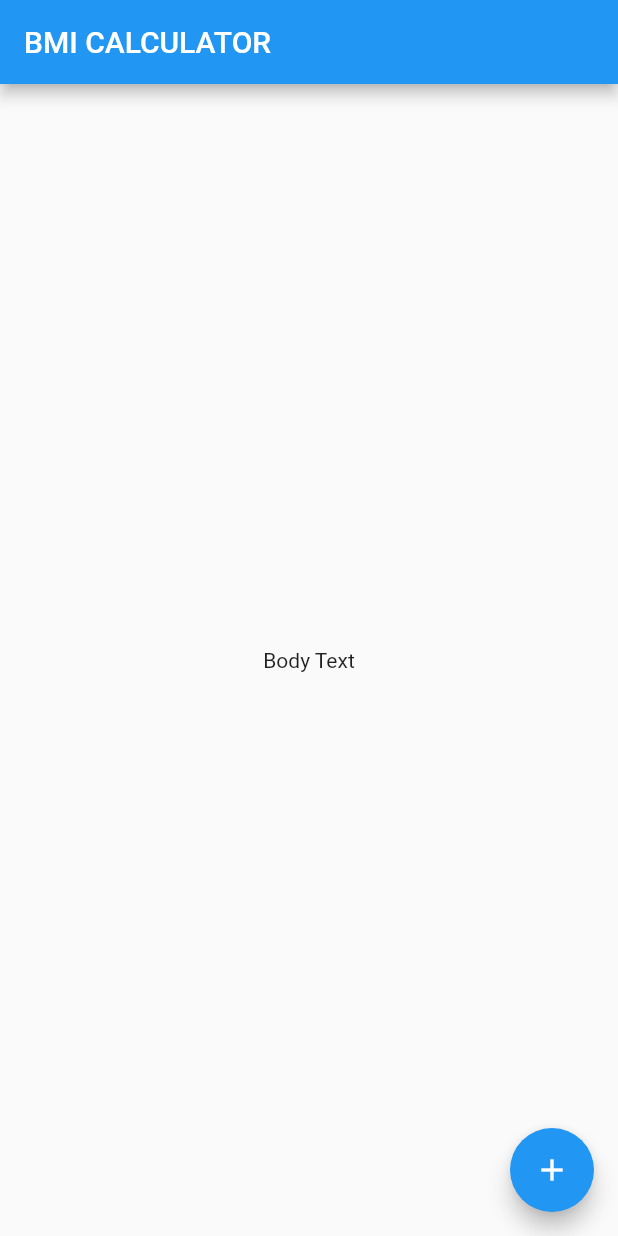
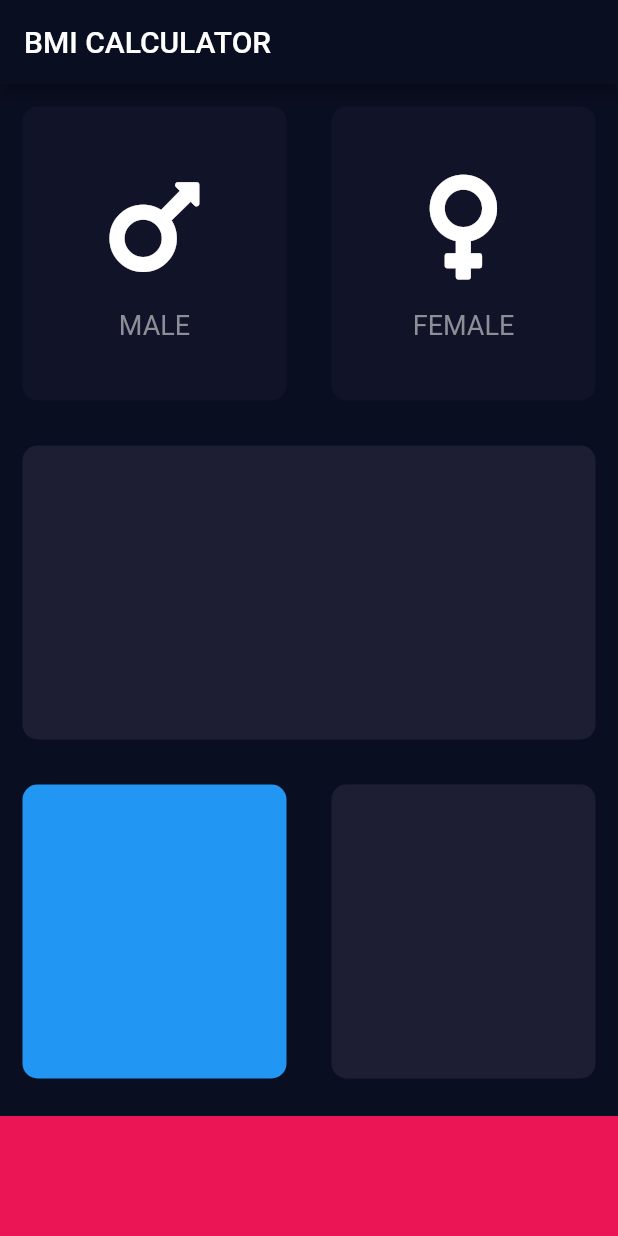
Before and after one commit to bengHak/flutter_tutorials, a Flutter app: the screen it shows after launch, on a phone screen of 412 x 824 dp. Run offline on Flutter 3.47's test engine with Material 2 defaults, Android fonts, the phone set to English and light mode, and no system bars; our stand-ins replace audioplayers, font_awesome_flutter, rflutter_alert.

Commit message:
theme, extract widgets, immutable, enum

```diff
--- /dev/null
+++ b/bmi-calculator-flutter-master/lib/icon_content.dart
@@ -0,0 +1,33 @@
+import 'package:flutter/material.dart';
+
+const labelTextStyle = TextStyle(
+  fontSize: 18.0,
+  color: Color(0xFF8D8E98),
+);
+
+class IconContent extends StatelessWidget {
+  IconContent({this.icon, this.label});
+
+  final IconData icon;
+  final String label;
+
+  @override
+  Widget build(BuildContext context) {
+    return Column(
+      mainAxisAlignment: MainAxisAlignment.center,
+      children: <Widget>[
+        Icon(
+          icon,
+          size: 80.0,
+        ),
+        SizedBox(
+          height: 15.0,
+        ),
+        Text(
+          label,
+          style: labelTextStyle,
+        )
+      ],
+    );
+  }
+}
--- /dev/null
+++ b/bmi-calculator-flutter-master/lib/input_page.dart
@@ -0,0 +1,122 @@
+import 'package:flutter/material.dart';
+import 'package:font_awesome_flutter/font_awesome_flutter.dart';
+import 'icon_content.dart';
+import 'reusable_card.dart';
+
+const bottomContainerHeight = 80.0;
+const activeCardColour = Color(0xFF1D1E33);
+const inactiveCardColour = Color(0xFF111328);
+const bottomContainerColour = Color(0xFFEB1555);
+
+enum Gender { male, female }
+
+class InputPage extends StatefulWidget {
+  @override
+  _InputPageState createState() => _InputPageState();
+}
+
+class _InputPageState extends State<InputPage> {
+  Color maleCardColour = inactiveCardColour;
+  Color femaleCardColour = inactiveCardColour;
+
+  // 1 = male, 2 = female
+  void updateColour(Gender selectedGender) {
+    // male card pressed
+    if (selectedGender == Gender.male) {
+      if (maleCardColour == inactiveCardColour) {
+        maleCardColour = activeCardColour;
+        femaleCardColour = inactiveCardColour;
+      } else {
+        maleCardColour = inactiveCardColour;
+      }
+    }
+    // female card pressed
+    if (selectedGender == Gender.female) {
+      if (femaleCardColour == inactiveCardColour) {
+        femaleCardColour = activeCardColour;
+        maleCardColour = inactiveCardColour;
+      } else {
+        femaleCardColour = inactiveCardColour;
+      }
+    }
+  }
+
+  @override
+  Widget build(BuildContext context) {
+    return Scaffold(
+        appBar: AppBar(
+          title: Text('BMI CALCULATOR'),
+        ),
+        body: Column(
+          children: <Widget>[
+            Expanded(
+              child: Row(
+                children: <Widget>[
+                  Expanded(
+                    child: GestureDetector(
+                      onTap: () {
+                        setState(() {
+                          updateColour(Gender.male);
+                        });
+                      },
+                      child: ReusableCard(
+                        colour: maleCardColour,
+                        cardChild: IconContent(
+                          icon: FontAwesomeIcons.mars,
+                          label: 'MALE',
+                        ),
+                      ),
+                    ),
+                  ),
+                  Expanded(
+                    child: GestureDetector(
+                      onTap: () {
+                        setState(() {
+                          updateColour(Gender.female);
+                        });
+                      },
+                      child: ReusableCard(
+                        colour: femaleCardColour,
+                        cardChild: IconContent(
+                          icon: FontAwesomeIcons.venus,
+                          label: 'FEMALE',
+                        ),
+                      ),
+                    ),
+                  ),
+                ],
+              ),
+            ),
+            Expanded(
+              child: ReusableCard(
+                colour: activeCardColour,
+              ),
+            ),
+            Expanded(
+              child: Row(
+                children: <Widget>[
+                  Expanded(
+                    child: ReusableCard(
+                      colour: Colors.blue,
+                    ),
+                  ),
+                  Expanded(
+                    child: ReusableCard(
+                      colour: activeCardColour,
+                    ),
+                  ),
+                ],
+              ),
+            ),
+            Container(
+              color: bottomContainerColour,
+              margin: EdgeInsets.only(
+                top: 10.0,
+              ),
+              width: double.infinity,
+              height: bottomContainerHeight,
+            )
+          ],
+        ));
+  }
+}
--- a/bmi-calculator-flutter-master/lib/main.dart
+++ b/bmi-calculator-flutter-master/lib/main.dart
@@ -1,4 +1,5 @@
 import 'package:flutter/material.dart';
+import 'input_page.dart';
 
 void main() => runApp(BMICalculator());
 
@@ -6,29 +7,17 @@ class BMICalculator extends StatelessWidget {
   @override
   Widget build(BuildContext context) {
     return MaterialApp(
+      theme: ThemeData.dark().copyWith(
+        primaryColor: Color(0XFF0A0E21),
+        scaffoldBackgroundColor: Color(0XFF0A0E21),
+        accentColor: Colors.purple,
+        textTheme: TextTheme(
+          body1: TextStyle(
+            color: Colors.white,
+          ),
+        ),
+      ),
       home: InputPage(),
     );
   }
 }
-
-class InputPage extends StatefulWidget {
-  @override
-  _InputPageState createState() => _InputPageState();
-}
-
-class _InputPageState extends State<InputPage> {
-  @override
-  Widget build(BuildContext context) {
-    return Scaffold(
-      appBar: AppBar(
-        title: Text('BMI CALCULATOR'),
-      ),
-      body: Center(
-        child: Text('Body Text'),
-      ),
-      floatingActionButton: FloatingActionButton(
-        child: Icon(Icons.add),
-      ),
-    );
-  }
-}
--- /dev/null
+++ b/bmi-calculator-flutter-master/lib/reusable_card.dart
@@ -0,0 +1,23 @@
+import 'package:flutter/material.dart';
+
+class ReusableCard extends StatelessWidget {
+  ReusableCard({
+    @required this.colour,
+    this.cardChild,
+  });
+
+  final Color colour;
+  final Widget cardChild;
+
+  @override
+  Widget build(BuildContext context) {
+    return Container(
+      child: cardChild,
+      margin: EdgeInsets.all(15.0),
+      decoration: BoxDecoration(
+        color: colour,
+        borderRadius: BorderRadius.circular(10.0),
+      ),
+    );
+  }
+}
--- a/bmi-calculator-flutter-master/pubspec.yaml
+++ b/bmi-calculator-flutter-master/pubspec.yaml
@@ -11,6 +11,7 @@ dependencies:
     sdk: flutter
 
   cupertino_icons: ^0.1.2
+  font_awesome_flutter: ^8.4.0
 
 dev_dependencies:
   flutter_test:
```
